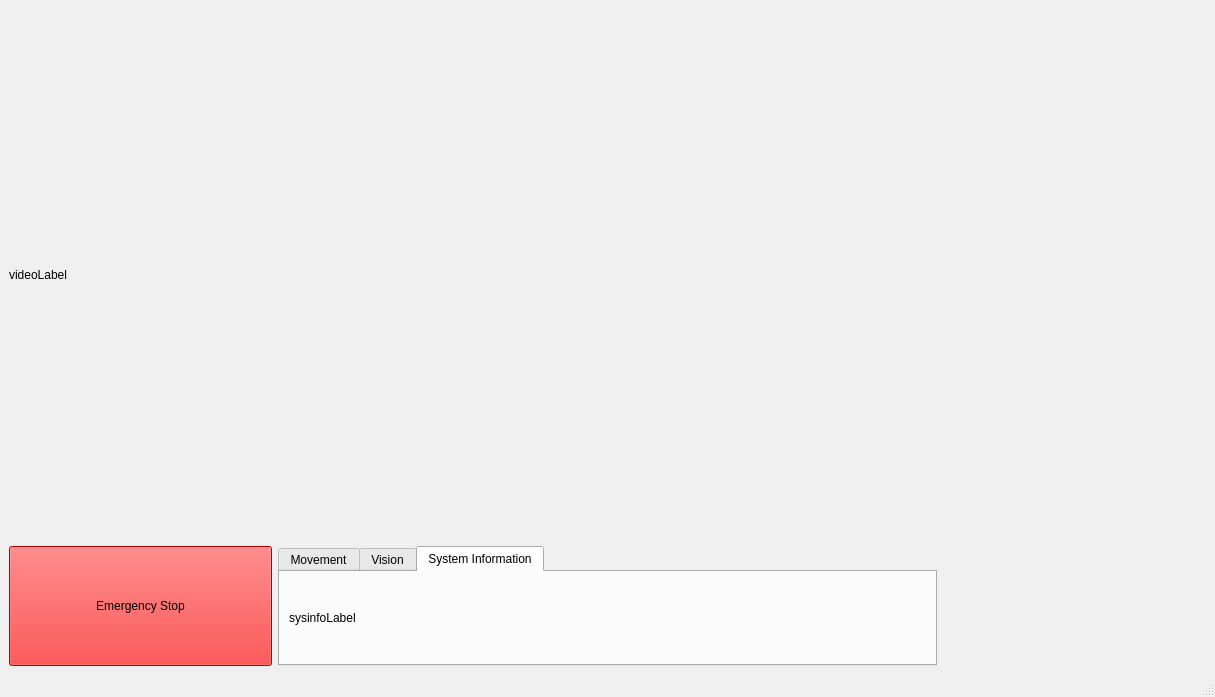
jens1906/Robotteknologi-5.-semester, file Vattenfall_ws/src/user_interface/user_interface/P5_GUI.ui: the form before one commit.
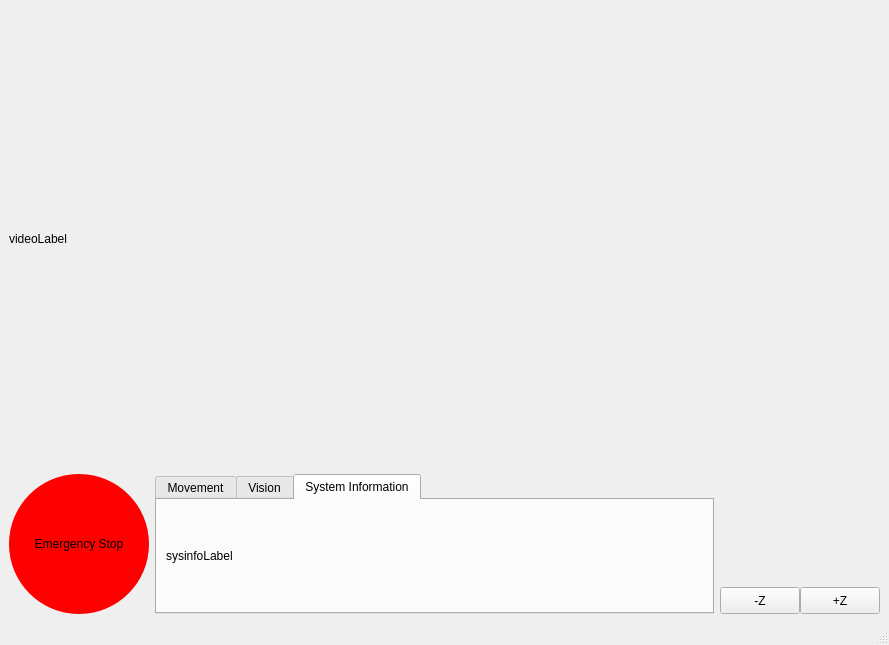
The form after the commit. The open tabs and pages were chosen to show the change. Custom widgets are drawn as their Qt base class.

```diff
--- a/Vattenfall_ws/src/user_interface/user_interface/P5_GUI.ui
+++ b/Vattenfall_ws/src/user_interface/user_interface/P5_GUI.ui
@@ -6,21 +6,21 @@
    <rect>
     <x>0</x>
     <y>0</y>
-    <width>1215</width>
-    <height>697</height>
+    <width>820</width>
+    <height>645</height>
    </rect>
   </property>
   <property name="windowTitle">
    <string>MainWindow</string>
   </property>
   <widget class="QWidget" name="centralwidget">
-   <layout class="QVBoxLayout" name="verticalLayout_2">
+   <layout class="QVBoxLayout" name="verticalLayout_2" stretch="5,1">
     <item>
      <widget class="QLabel" name="videoLabel">
       <property name="sizePolicy">
        <sizepolicy hsizetype="Expanding" vsizetype="Expanding">
         <horstretch>0</horstretch>
-        <verstretch>2</verstretch>
+        <verstretch>0</verstretch>
        </sizepolicy>
       </property>
       <property name="text">
@@ -42,6 +42,10 @@
          <string notr="true">QPushButton {
     background-color: red;
     color: black;
+    border-radius: 70px;     /* half of width/height */
+    width: 140px;
+    height: 140px;
+    border: none;
 }
 
 QPushButton:hover {
@@ -396,7 +400,7 @@
       <item>
        <widget class="QStackedWidget" name="stackedWidget">
         <property name="sizePolicy">
-         <sizepolicy hsizetype="Expanding" vsizetype="Preferred">
+         <sizepolicy hsizetype="Expanding" vsizetype="Expanding">
           <horstretch>0</horstretch>
           <verstretch>0</verstretch>
          </sizepolicy>
@@ -405,7 +409,22 @@
          <number>1</number>
         </property>
         <widget class="QWidget" name="page">
-         <layout class="QHBoxLayout" name="horizontalLayout_6">
+         <layout class="QVBoxLayout" name="verticalLayout_6">
+          <property name="spacing">
+           <number>0</number>
+          </property>
+          <property name="leftMargin">
+           <number>0</number>
+          </property>
+          <property name="topMargin">
+           <number>0</number>
+          </property>
+          <property name="rightMargin">
+           <number>0</number>
+          </property>
+          <property name="bottomMargin">
+           <number>0</number>
+          </property>
           <item>
            <widget class="QPushButton" name="Terminate">
             <property name="sizePolicy">
@@ -437,7 +456,19 @@
          </layout>
         </widget>
         <widget class="QWidget" name="page_2">
-         <layout class="QHBoxLayout" name="horizontalLayout_7">
+         <layout class="QVBoxLayout" name="verticalLayout_5" stretch="4,1">
+          <property name="leftMargin">
+           <number>0</number>
+          </property>
+          <property name="topMargin">
+           <number>0</number>
+          </property>
+          <property name="rightMargin">
+           <number>0</number>
+          </property>
+          <property name="bottomMargin">
+           <number>0</number>
+          </property>
           <item>
            <widget class="Joystick" name="Joystick" native="true">
             <property name="sizePolicy">
@@ -451,6 +482,77 @@
             </property>
            </widget>
           </item>
+          <item>
+           <widget class="QFrame" name="frame">
+            <property name="sizePolicy">
+             <sizepolicy hsizetype="Preferred" vsizetype="Preferred">
+              <horstretch>0</horstretch>
+              <verstretch>1</verstretch>
+             </sizepolicy>
+            </property>
+            <property name="sizeIncrement">
+             <size>
+              <width>1</width>
+              <height>1</height>
+             </size>
+            </property>
+            <layout class="QHBoxLayout" name="horizontalLayout_6">
+             <property name="spacing">
+              <number>0</number>
+             </property>
+             <property name="leftMargin">
+              <number>0</number>
+             </property>
+             <property name="topMargin">
+              <number>0</number>
+             </property>
+             <property name="rightMargin">
+              <number>0</number>
+             </property>
+             <property name="bottomMargin">
+              <number>0</number>
+             </property>
+             <item>
+              <widget class="QPushButton" name="pushButton_Z_down">
+               <property name="sizePolicy">
+                <sizepolicy hsizetype="Expanding" vsizetype="Expanding">
+                 <horstretch>0</horstretch>
+                 <verstretch>0</verstretch>
+                </sizepolicy>
+               </property>
+               <property name="sizeIncrement">
+                <size>
+                 <width>0</width>
+                 <height>1</height>
+                </size>
+               </property>
+               <property name="text">
+                <string>-Z</string>
+               </property>
+              </widget>
+             </item>
+             <item>
+              <widget class="QPushButton" name="pushButton_Z_up">
+               <property name="sizePolicy">
+                <sizepolicy hsizetype="Expanding" vsizetype="Expanding">
+                 <horstretch>0</horstretch>
+                 <verstretch>0</verstretch>
+                </sizepolicy>
+               </property>
+               <property name="sizeIncrement">
+                <size>
+                 <width>0</width>
+                 <height>1</height>
+                </size>
+               </property>
+               <property name="text">
+                <string>+Z</string>
+               </property>
+              </widget>
+             </item>
+            </layout>
+           </widget>
+          </item>
          </layout>
         </widget>
        </widget>
```
Left out of the diff: 17 changed lines with no effect on the pictures.
